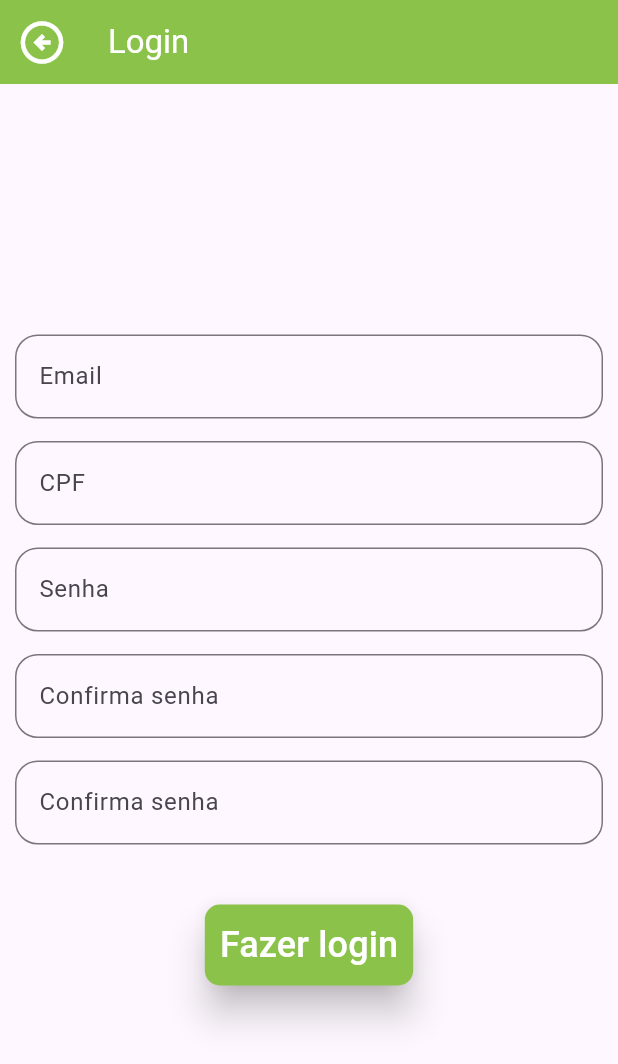
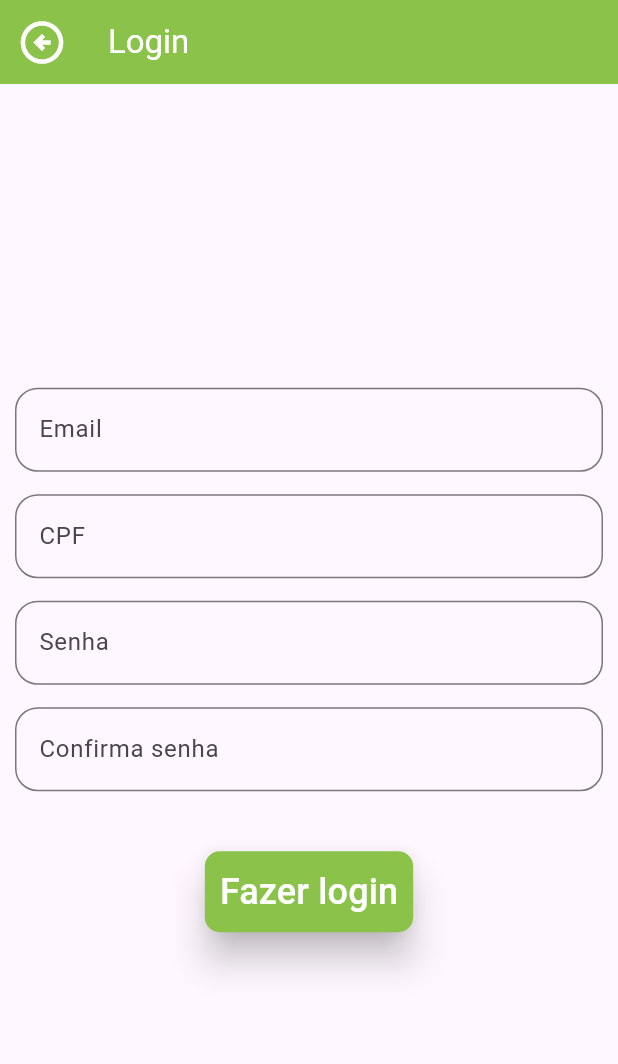
Before and after one commit to adilsonjuniordev/seminario_flutter_puc, a Flutter app: the screen it shows after launch, after a tap on "ENTRAR", on a phone screen of 412 x 824 dp. Shown: the top 1064 px of the screen. Run offline on Flutter 3.47's test engine with Material 3 defaults, Android fonts, the phone set to English and light mode, and no system bars; our stand-ins replace flutter_animate; missing offline and left inert: validatorless.

Commit message:
Atualização do Flutter e ajustes

```diff
--- a/lib/app/features/login/login_page.dart
+++ b/lib/app/features/login/login_page.dart
@@ -93,21 +93,6 @@ class _LoginPageState extends State<LoginPage> {
                     FocusScope.of(context).unfocus();
                   },
                 ),
-                const SizedBox(height: 15),
-                TextFormField(
-                  controller: passwordConfirmEC,
-                  validator: Validatorless.multiple([
-                    Validatorless.required('Confirma senha é obrigatório'),
-                    Validatorless.min(8, 'Senha muito fraca'),
-                    Validatorless.compare(passwordEC, 'Senhas não conferem'),
-                  ]),
-                  decoration: const InputDecoration(hintText: 'Confirma senha'),
-                  keyboardType: TextInputType.visiblePassword,
-                  obscureText: true,
-                  onTapOutside: (pointer) {
-                    FocusScope.of(context).unfocus();
-                  },
-                ),
                 const SizedBox(height: 40),
                 ElevatedButton(
                   onPressed: () {
--- a/pubspec.yaml
+++ b/pubspec.yaml
@@ -19,7 +19,7 @@ publish_to: 'none' # Remove this line if you wish to publish to pub.dev
 version: 1.0.0+1
 
 environment:
-  sdk: '>=3.1.5 <4.0.0'
+  sdk: '>=3.2.1 <4.0.0'
 
 # Dependencies specify other packages that your package needs in order to work.
 # To automatically upgrade your package dependencies to the latest versions
```
Also changed, not shown: pubspec.lock.
